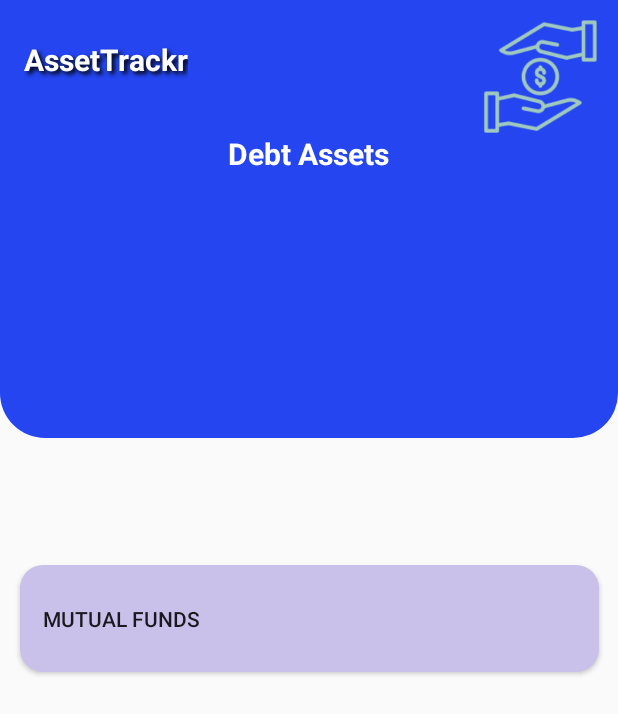
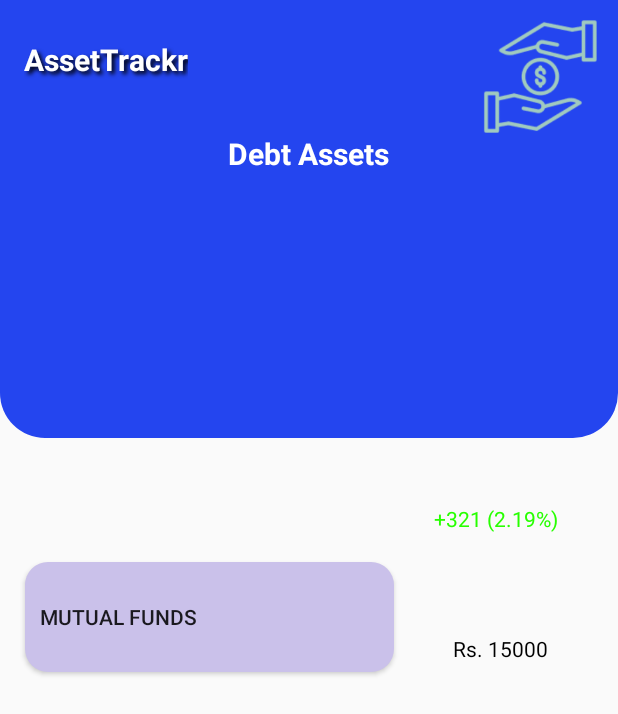
Before and after one commit to raghav-malik/investment-android-app, an Android app: the DebtActivity screen opened directly, with no data from a screen before it, on a phone screen of 412 x 824 dp. Shown: the top 714 px of the screen. Run offline under Robolectric (Android 15) with nearby library versions, the phone set to English and light mode, and no system bars; 1 statement that could not run was skipped.

Commit message:
debt data

```diff
--- a/app/src/main/java/com/example/assetracker/DebtActivity.java
+++ b/app/src/main/java/com/example/assetracker/DebtActivity.java
@@ -2,13 +2,77 @@ package com.example.assetracker;
 
 import androidx.appcompat.app.AppCompatActivity;
 
+import android.content.Context;
+import android.content.SharedPreferences;
+import android.graphics.Color;
 import android.os.Bundle;
+import android.widget.TextView;
+import android.widget.Toast;
+
+import com.example.assetracker.API.api;
+import com.google.gson.JsonElement;
+import com.google.gson.JsonObject;
+
+import java.util.Locale;
 
 public class DebtActivity extends AppCompatActivity {
 
+    TextView textViewreturnsMF,textViewInvestedMF;
     @Override
     protected void onCreate(Bundle savedInstanceState) {
         super.onCreate(savedInstanceState);
         setContentView(R.layout.activity_debt);
+
+        textViewreturnsMF=findViewById(R.id.textViewreturnsMF);
+        textViewInvestedMF=findViewById(R.id.textViewInvestedMF);
+
+        fetchDataForPortfolio();
+    }
+
+    private void fetchDataForPortfolio() {
+        SharedPreferences sharedPreferences = getSharedPreferences("LoginPrefs", Context.MODE_PRIVATE);
+
+
+        String username = sharedPreferences.getString("username", "admin").replace("\"", "");
+        String password = sharedPreferences.getString("password", "123456789").replace("\"", "");
+        JsonObject requestData = new JsonObject();
+        requestData.addProperty("username", username);
+        requestData.addProperty("password", password);
+        JsonElement response = api.callGenericApi(requestData, "portfolio_information", "get", "asset_type=debt", null, null);
+
+        JsonObject responseData = response.getAsJsonObject();
+        if (responseData != null) {
+
+            // Equity
+            JsonObject equity = responseData.getAsJsonObject("mutual_fund");
+            if(equity != null) {
+                String MFInvestedStr = equity.get("invested").getAsString();
+                double MFInvested = Double.parseDouble(MFInvestedStr);
+
+                String MFReturnsValueStr = equity.get("returns_value").getAsString();
+                double MFReturnsValue = Double.parseDouble(MFReturnsValueStr);
+
+                String MFReturnsPercentageStr = equity.get("returns_percentage").getAsString();
+                double MFReturnsPercentage = Double.parseDouble(MFReturnsPercentageStr);
+
+                String MFInvestedAmountString = String.format(Locale.US, "%.2f", MFInvested);
+                textViewInvestedMF.setText(MFInvestedAmountString);
+
+                String MFreturnsString = String.format(Locale.US, "%.2f (%s%%)", MFReturnsValue, MFReturnsPercentage);
+                textViewreturnsMF.setText(MFreturnsString);
+
+                if (MFReturnsValue >= 0) {
+                    textViewreturnsMF.setTextColor(Color.GREEN);
+                } else {
+                    textViewreturnsMF.setTextColor(Color.RED);
+                }
+            }
+            else{
+                Toast.makeText(this, "Failed to get Mutual funds data", Toast.LENGTH_SHORT).show();
+            }
+
+        } else {
+            Toast.makeText(this, "Failed to fetch data for Debt", Toast.LENGTH_SHORT).show();
+        }
     }
 }
--- a/app/src/main/res/layout/activity_debt.xml
+++ b/app/src/main/res/layout/activity_debt.xml
@@ -10,7 +10,9 @@
         android:id="@+id/linearLayout7"
         android:layout_width="match_parent"
         android:layout_height="match_parent"
-        android:orientation="vertical">
+        android:orientation="vertical"
+        tools:layout_editor_absoluteX="-60dp"
+        tools:layout_editor_absoluteY="75dp">
 
         <androidx.constraintlayout.widget.ConstraintLayout
             android:layout_width="match_parent"
@@ -59,21 +61,52 @@
                 app:layout_constraintStart_toStartOf="parent"
                 app:layout_constraintTop_toTopOf="parent"
                 app:layout_constraintVertical_bias="0.335" />
+
         </androidx.constraintlayout.widget.ConstraintLayout>
+
 
     </LinearLayout>
 
     <Button
         android:id="@+id/Mutualfundsbtn"
-        android:layout_width="386dp"
-        android:layout_height="71dp"
+        android:layout_width="246dp"
+        android:layout_height="73dp"
         android:background="@drawable/btnforpurposes"
-        android:paddingLeft="15dp"
-        android:text="Mutual Funds"
+        android:drawablePadding="10dp"
+        android:elevation="8dp"
+        android:paddingLeft="10dp"
+        android:text="MUTUAL FUNDS"
         android:textAlignment="viewStart"
         app:layout_constraintBottom_toBottomOf="parent"
         app:layout_constraintEnd_toEndOf="parent"
+        app:layout_constraintHorizontal_bias="0.1"
         app:layout_constraintStart_toStartOf="parent"
-        app:layout_constraintTop_toTopOf="@+id/linearLayout7" />
+        app:layout_constraintTop_toTopOf="parent"
+        app:layout_constraintVertical_bias="0.499" />
+
+    <TextView
+        android:id="@+id/textViewreturnsMF"
+        android:layout_width="87dp"
+        android:layout_height="20dp"
+        android:layout_marginTop="336dp"
+        android:text="+321 (2.19%)"
+        android:textAlignment="center"
+        android:textColor="#27FF00"
+        app:layout_constraintEnd_toEndOf="parent"
+        app:layout_constraintHorizontal_bias="0.396"
+        app:layout_constraintStart_toEndOf="@+id/Mutualfundsbtn"
+        app:layout_constraintTop_toTopOf="parent" />
+
+    <TextView
+        android:id="@+id/textViewInvestedMF"
+        android:layout_width="75dp"
+        android:layout_height="24dp"
+        android:layout_marginTop="48dp"
+        android:text="Rs. 15000"
+        android:textColor="#000000"
+        app:layout_constraintEnd_toEndOf="parent"
+        app:layout_constraintHorizontal_bias="0.536"
+        app:layout_constraintStart_toEndOf="@+id/Mutualfundsbtn"
+        app:layout_constraintTop_toTopOf="@+id/Mutualfundsbtn" />
 
 </androidx.constraintlayout.widget.ConstraintLayout>
--- a/app/src/main/res/layout/activity_stocks.xml
+++ b/app/src/main/res/layout/activity_stocks.xml
@@ -154,11 +154,11 @@
         android:id="@+id/textViewEquityInvested"
         android:layout_width="75dp"
         android:layout_height="24dp"
-        android:layout_marginTop="44dp"
+        android:layout_marginTop="48dp"
         android:text="Rs. 15000"
         android:textColor="#000000"
         app:layout_constraintEnd_toEndOf="parent"
-        app:layout_constraintHorizontal_bias="0.492"
+        app:layout_constraintHorizontal_bias="0.536"
         app:layout_constraintStart_toEndOf="@+id/btnEquity"
         app:layout_constraintTop_toTopOf="@+id/btnEquity" />
 
```
Also changed, not shown: app/src/main/java/com/example/assetracker/StocksActivity.java (+5 -5 lines).
